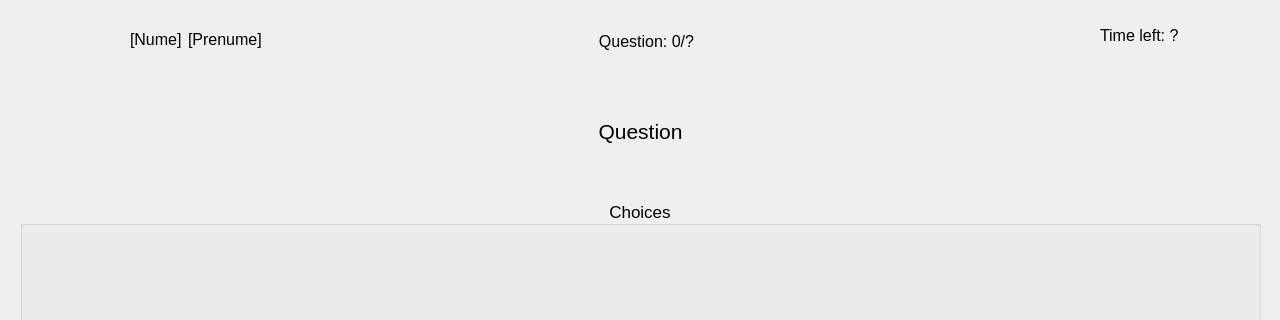
Qt form QuestionnaireGUI/QuestionForm.ui (rareseanu/proiect-pa) before a commit; both pictures show x 0 to 1280 and y 0 to 320 of the 1280 by 720 pixel window.
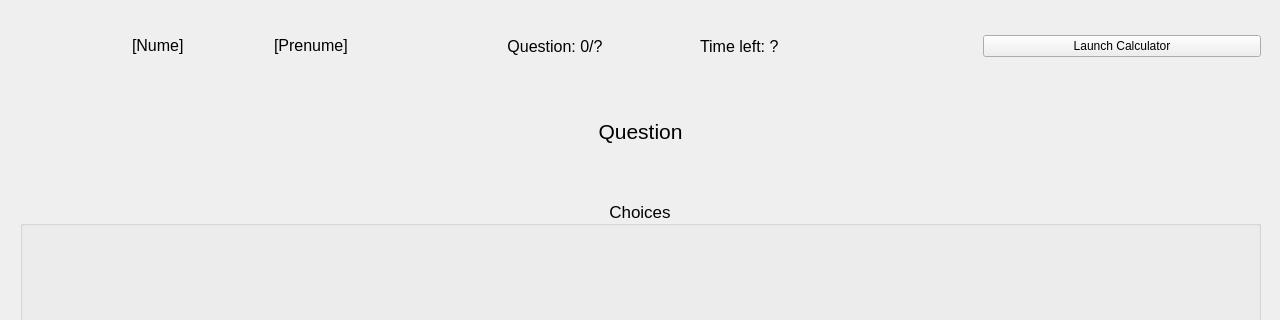
The same form after that commit. Icons and pictures are not drawn.

Commit message: ADD: A button which launches windows' calculator app, on the question window.

```diff
--- a/QuestionnaireGUI/QuestionForm.ui
+++ b/QuestionnaireGUI/QuestionForm.ui
@@ -115,15 +115,50 @@
      </item>
     </layout>
    </widget>
+   <widget class="QGroupBox" name="answerChoiceBox">
+    <property name="geometry">
+     <rect>
+      <x>20</x>
+      <y>200</y>
+      <width>1241</width>
+      <height>441</height>
+     </rect>
+    </property>
+    <property name="font">
+     <font>
+      <pointsize>13</pointsize>
+     </font>
+    </property>
+    <property name="layoutDirection">
+     <enum>Qt::LeftToRight</enum>
+    </property>
+    <property name="title">
+     <string>Choices</string>
+    </property>
+    <property name="alignment">
+     <set>Qt::AlignCenter</set>
+    </property>
+    <property name="checkable">
+     <bool>false</bool>
+    </property>
+    <layout class="QGridLayout" name="answerChoiceLayout" rowstretch="0">
+     <property name="sizeConstraint">
+      <enum>QLayout::SetDefaultConstraint</enum>
+     </property>
+    </layout>
+   </widget>
+   <widget class="QWidget" name="">
+    <property name="geometry">
+     <rect>
+      <x>20</x>
+      <y>20</y>
+      <width>1241</width>
+      <height>52</height>
+     </rect>
+    </property>
+    <layout class="QHBoxLayout" name="horizontalLayout_3">
+     <item>
    <widget class="QLabel" name="unitbvLogo">
-    <property name="geometry">
-     <rect>
-      <x>22</x>
-      <y>12</y>
-      <width>45</width>
-      <height>45</height>
-     </rect>
-    </property>
     <property name="maximumSize">
      <size>
       <width>50</width>
@@ -137,15 +172,9 @@
      <pixmap>images/unitbvLogo.png</pixmap>
     </property>
    </widget>
+     </item>
+     <item>
    <widget class="QLabel" name="miLogo">
-    <property name="geometry">
-     <rect>
-      <x>73</x>
-      <y>12</y>
-      <width>50</width>
-      <height>50</height>
-     </rect>
-    </property>
     <property name="maximumSize">
      <size>
       <width>50</width>
@@ -159,57 +188,10 @@
      <pixmap>images/miLogo.png</pixmap>
     </property>
    </widget>
-   <widget class="QLabel" name="timeLabel">
-    <property name="geometry">
-     <rect>
-      <x>1100</x>
-      <y>10</y>
-      <width>161</width>
-      <height>51</height>
-     </rect>
-    </property>
-    <property name="font">
-     <font>
-      <pointsize>12</pointsize>
-     </font>
-    </property>
-    <property name="layoutDirection">
-     <enum>Qt::LeftToRight</enum>
-    </property>
-    <property name="text">
-     <string>Time left: ?</string>
-    </property>
-   </widget>
-   <widget class="QLabel" name="questionNumberLabel">
-    <property name="geometry">
-     <rect>
-      <x>501</x>
-      <y>30</y>
-      <width>291</width>
-      <height>22</height>
-     </rect>
-    </property>
-    <property name="font">
-     <font>
-      <pointsize>12</pointsize>
-     </font>
-    </property>
-    <property name="text">
-     <string>Question: 0/?</string>
-    </property>
-    <property name="alignment">
-     <set>Qt::AlignCenter</set>
-    </property>
-   </widget>
-   <widget class="QWidget" name="layoutWidget">
-    <property name="geometry">
-     <rect>
-      <x>130</x>
-      <y>30</y>
-      <width>134</width>
-      <height>24</height>
-     </rect>
-    </property>
+     </item>
+     <item>
+      <layout class="QHBoxLayout" name="horizontalLayout_2">
+       <item>
     <layout class="QGridLayout" name="gridLayout">
      <property name="sizeConstraint">
       <enum>QLayout::SetFixedSize</enum>
@@ -269,37 +251,46 @@
       </widget>
      </item>
     </layout>
-   </widget>
-   <widget class="QGroupBox" name="answerChoiceBox">
-    <property name="geometry">
-     <rect>
-      <x>20</x>
-      <y>200</y>
-      <width>1241</width>
-      <height>441</height>
-     </rect>
-    </property>
+       </item>
+       <item>
+        <widget class="QLabel" name="questionNumberLabel">
     <property name="font">
      <font>
-      <pointsize>13</pointsize>
-     </font>
-    </property>
-    <property name="layoutDirection">
-     <enum>Qt::LeftToRight</enum>
-    </property>
-    <property name="title">
-     <string>Choices</string>
+           <pointsize>12</pointsize>
+          </font>
+         </property>
+         <property name="text">
+          <string>Question: 0/?</string>
     </property>
     <property name="alignment">
      <set>Qt::AlignCenter</set>
     </property>
-    <property name="checkable">
-     <bool>false</bool>
-    </property>
-    <layout class="QGridLayout" name="answerChoiceLayout" rowstretch="0">
-     <property name="sizeConstraint">
-      <enum>QLayout::SetDefaultConstraint</enum>
-     </property>
+        </widget>
+       </item>
+       <item>
+        <widget class="QLabel" name="timeLabel">
+         <property name="font">
+          <font>
+           <pointsize>12</pointsize>
+          </font>
+         </property>
+         <property name="layoutDirection">
+          <enum>Qt::LeftToRight</enum>
+         </property>
+         <property name="text">
+          <string>Time left: ?</string>
+         </property>
+        </widget>
+       </item>
+       <item>
+        <widget class="QPushButton" name="calculatorButton">
+         <property name="text">
+          <string>Launch Calculator</string>
+         </property>
+        </widget>
+       </item>
+      </layout>
+     </item>
     </layout>
    </widget>
   </widget>
```
Left out of the diff: 23 changed lines with no effect on the pictures. Lines whose indentation alone changed are shown as unchanged. The commit also changes 3 other files.
